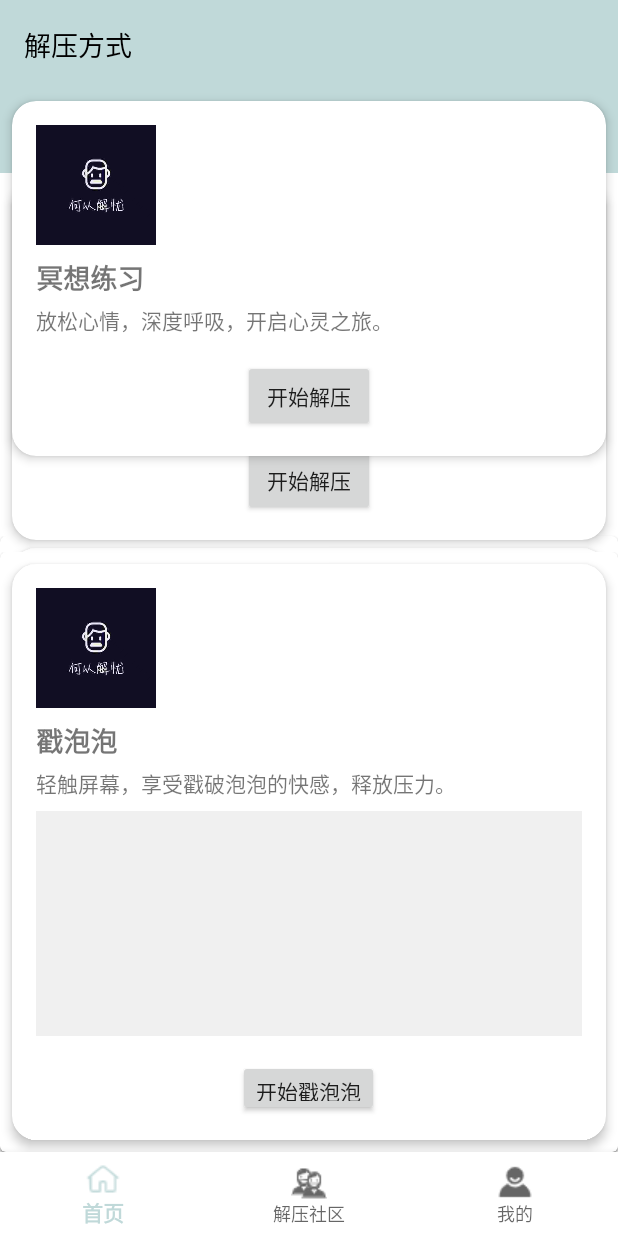
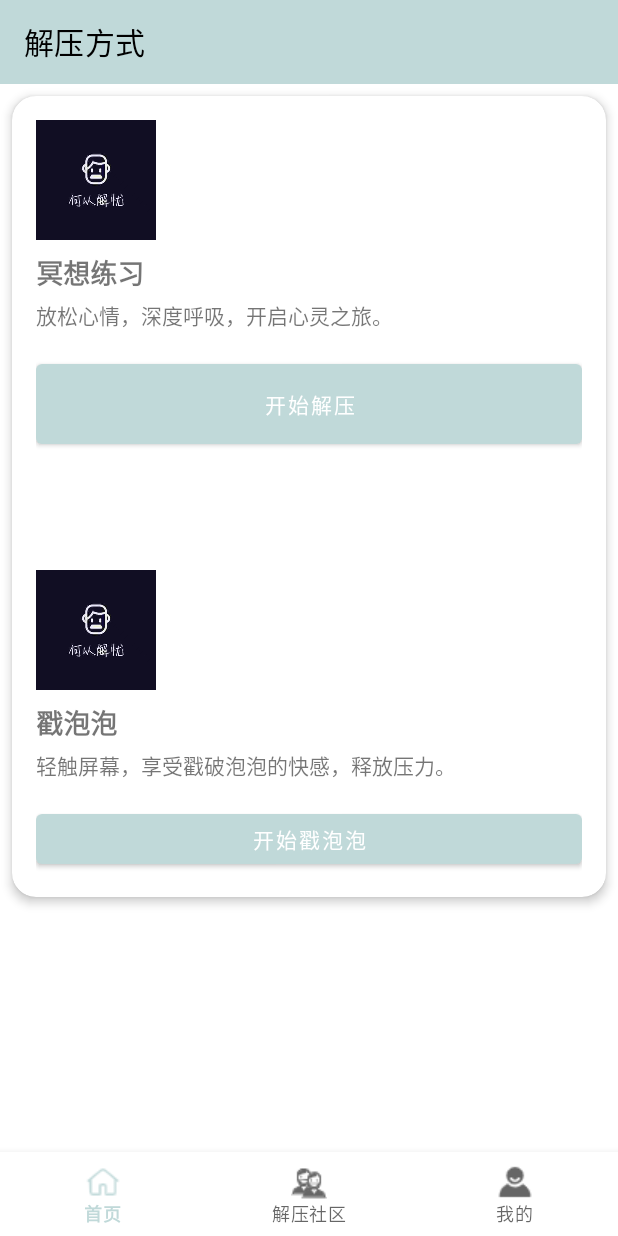
Before and after one commit to Soeasy521/decompression, an Android app: the HomeFragment screen opened directly, with no data from a screen before it, on a phone screen of 412 x 824 dp. Run offline under Robolectric (Android 15) with nearby library versions, the phone set to English and light mode, and no system bars.

Commit message:
登录注册已对接数据库，首页已整理

```diff
--- a/app/src/main/java/fragment/MineFragment.java
+++ b/app/src/main/java/fragment/MineFragment.java
@@ -38,7 +38,7 @@ public class MineFragment<UserInfo> extends Fragment {
         tv_username = rootView.findViewById(R.id.tv_username);
         tv_nickname = rootView.findViewById(R.id.tv_nickname);
         tv_update_pwd = rootView.findViewById(R.id.tv_update_pwd);
-        tv_system_notices = rootView.findViewById(R.id.tv_system_notices);
+        tv_system_notices = rootView.findViewById(R.id.tv_system_notice);
         tv_privacy_policy = rootView.findViewById(R.id.tv_privacy_policy);
         tv_about_app = rootView.findViewById(R.id.tv_about_app);
         tv_help = rootView.findViewById(R.id.tv_help);
--- a/app/src/main/res/layout/activity_main.xml
+++ b/app/src/main/res/layout/activity_main.xml
@@ -6,30 +6,13 @@
     android:layout_height="match_parent"
     tools:context=".MainActivity">
 
-    <!-- 新增的解压方式文本框 -->
-    <TextView
-        android:id="@+id/unzipMethodTextView"
-        android:layout_width="match_parent"
-        android:layout_height="wrap_content"
-        android:layout_alignParentTop="true"
-        android:layout_centerHorizontal="true"
-        android:text="解压方式"
-        android:textSize="18sp"
-        android:textColor="@color/black"
-        android:padding="16dp"
-        android:background="@color/blue2"/>
 
     <FrameLayout
         android:id="@+id/content"
         android:layout_width="match_parent"
         android:layout_height="match_parent"
-        android:layout_above="@+id/bottomNavigationView"
-        android:layout_below="@id/unzipMethodTextView"
-        android:background="#FFFFFF" >
+        android:background="#FFFFFF">
 
-        <include layout="@layout/activity_pop_bubbles" />
-
-        <include layout="@layout/activity_meditation_bubble" />
     </FrameLayout>
 
     <com.google.android.material.bottomnavigation.BottomNavigationView
--- a/app/src/main/res/layout/activity_meditation_bubble.xml
+++ /dev/null
@@ -1,52 +0,0 @@
-<!-- res/layout/activity_meditation_bubble.xml -->
-<com.google.android.material.card.MaterialCardView xmlns:android="http://schemas.android.com/apk/res/android"
-    xmlns:app="http://schemas.android.com/apk/res-auto"
-    android:layout_width="match_parent"
-    android:layout_height="wrap_content"
-    android:layout_margin="8dp"
-    app:cardCornerRadius="16dp"
-    app:cardElevation="4dp">
-
-    <LinearLayout
-        android:layout_width="match_parent"
-        android:layout_height="wrap_content"
-        android:orientation="vertical"
-        android:padding="16dp">
-
-        <ImageView
-            android:id="@+id/imageViewActivityIcon"
-            android:layout_width="80dp"
-            android:layout_height="80dp"
-            android:src="@drawable/logo" /> <!-- 使用代表冥想或泡泡的图标 -->
-
-        <TextView
-            android:id="@+id/textViewActivityTitle"
-            android:layout_width="wrap_content"
-            android:layout_height="wrap_content"
-            android:layout_marginTop="8dp"
-            android:text="冥想练习"
-            android:textSize="18sp"
-            android:textStyle="bold" />
-
-        <TextView
-            android:id="@+id/textViewActivityDescription"
-            android:layout_width="wrap_content"
-            android:layout_height="wrap_content"
-            android:text="放松心情，深度呼吸，开启心灵之旅。"
-            android:textSize="14sp"
-            android:layout_marginTop="4dp"/>
-
-        <!-- 可以添加更多代表活动特点的UI元素，例如进度条、动画等 -->
-
-        <!-- 可以添加更多代表活动特点的UI元素，例如进度条、动画等 -->
-
-        <Button
-            android:id="@+id/buttonStartActivity"
-            android:layout_width="wrap_content"
-            android:layout_height="wrap_content"
-            android:layout_gravity="center_horizontal"
-            android:layout_marginTop="16dp"
-            android:text="开始解压" />
-
-    </LinearLayout>
-</com.google.android.material.card.MaterialCardView>
--- a/app/src/main/res/layout/activity_pop_bubbles.xml
+++ /dev/null
@@ -1,83 +0,0 @@
-<!-- res/layout/activity_pop_bubbles.xml -->
-<androidx.constraintlayout.widget.ConstraintLayout
-    xmlns:android="http://schemas.android.com/apk/res/android"
-    xmlns:app="http://schemas.android.com/apk/res-auto"
-    android:layout_width="match_parent"
-    android:layout_height="match_parent">
-
-    <!-- 其他布局内容 -->
-
-    <com.google.android.material.card.MaterialCardView
-        android:id="@+id/bottomCardView"
-        android:layout_width="0dp"
-        android:layout_height="wrap_content"
-        app:layout_constraintBottom_toBottomOf="parent"
-        app:layout_constraintEnd_toEndOf="parent"
-        app:layout_constraintStart_toStartOf="parent">
-
-        <com.google.android.material.card.MaterialCardView xmlns:android="http://schemas.android.com/apk/res/android"
-            xmlns:app="http://schemas.android.com/apk/res-auto"
-            android:layout_width="match_parent"
-            android:layout_height="wrap_content"
-            android:layout_margin="8dp"
-            app:cardCornerRadius="16dp"
-            app:cardElevation="4dp">
-
-            <LinearLayout
-                android:layout_width="match_parent"
-                android:layout_height="wrap_content"
-                android:orientation="vertical"
-                android:padding="16dp">
-
-                <ImageView
-                    android:id="@+id/imageViewBubbleIcon"
-                    android:layout_width="80dp"
-                    android:layout_height="80dp"
-                    android:src="@drawable/logo" /> <!-- 使用代表戳泡泡的图标 -->
-
-                <TextView
-                    android:id="@+id/textViewBubbleTitle"
-                    android:layout_width="wrap_content"
-                    android:layout_height="wrap_content"
-                    android:layout_marginTop="8dp"
-                    android:text="戳泡泡"
-                    android:textSize="18sp"
-                    android:textStyle="bold" />
-
-                <TextView
-                    android:id="@+id/textViewBubbleDescription"
-                    android:layout_width="wrap_content"
-                    android:layout_height="wrap_content"
-                    android:text="轻触屏幕，享受戳破泡泡的快感，释放压力。"
-                    android:textSize="14sp"
-                    android:layout_marginTop="4dp"/>
-
-                <!-- 为了增加趣味性，可以考虑加入一个小的预览区域模拟泡泡被戳破的效果 -->
-                <FrameLayout
-                    android:id="@+id/frameLayoutBubblePreview"
-                    android:layout_width="match_parent"
-                    android:layout_height="150dp"
-                    android:background="#f0f0f0"
-                    android:clickable="true"
-                    android:focusable="true"
-                    android:foreground="?attr/selectableItemBackgroundBorderless"
-                    android:layout_marginTop="8dp">
-
-                    <!-- 这里可以放置一个简单的动画或者通过代码动态添加模拟泡泡的View -->
-
-                </FrameLayout>
-
-                <Button
-                    android:id="@+id/buttonStartPopBubbles"
-                    android:layout_width="wrap_content"
-                    android:layout_height="wrap_content"
-                    android:layout_gravity="center_horizontal"
-                    android:layout_marginTop="16dp"
-                    android:text="开始戳泡泡" />
-
-            </LinearLayout>
-        </com.google.android.material.card.MaterialCardView>
-
-    </com.google.android.material.card.MaterialCardView>
-
-</androidx.constraintlayout.widget.ConstraintLayout>
--- /dev/null
+++ b/app/src/main/res/layout/activity_relieve_stress.xml
@@ -0,0 +1,98 @@
+<!-- res/layout/activity_meditation_bubble.xml -->
+<com.google.android.material.card.MaterialCardView xmlns:android="http://schemas.android.com/apk/res/android"
+    xmlns:app="http://schemas.android.com/apk/res-auto"
+    android:layout_width="match_parent"
+    android:layout_height="wrap_content"
+    xmlns:tools="http://schemas.android.com/tools"
+    android:layout_margin="8dp"
+    app:cardCornerRadius="16dp"
+    app:cardElevation="4dp">
+
+    <LinearLayout
+        android:layout_width="match_parent"
+        android:layout_height="match_parent"
+        android:orientation="vertical"
+        android:padding="16dp">
+
+        <ImageView
+            android:id="@+id/imageViewActivityIcon"
+            android:layout_width="80dp"
+            android:layout_height="80dp"
+            android:src="@drawable/logo" /> <!-- 使用代表冥想或泡泡的图标 -->
+
+        <TextView
+            android:id="@+id/textViewActivityTitle"
+            android:layout_width="wrap_content"
+            android:layout_height="wrap_content"
+            android:layout_marginTop="8dp"
+            android:text="冥想练习"
+            android:textSize="18sp"
+            android:textStyle="bold" />
+
+        <TextView
+            android:id="@+id/textViewActivityDescription"
+            android:layout_width="wrap_content"
+            android:layout_height="wrap_content"
+            android:layout_marginTop="4dp"
+            android:text="放松心情，深度呼吸，开启心灵之旅。"
+            android:textSize="14sp" />
+
+        <!-- 可以添加更多代表活动特点的UI元素，例如进度条、动画等 -->
+
+        <!-- 可以添加更多代表活动特点的UI元素，例如进度条、动画等 -->
+
+        <Button
+            android:id="@+id/buttonStartActivity"
+            android:layout_width="match_parent"
+            android:layout_height="65dp"
+            android:layout_gravity="center_horizontal"
+            android:layout_marginTop="16dp"
+            android:text="开始解压" />
+
+    </LinearLayout>
+
+
+    <LinearLayout
+        android:layout_marginTop="300dp"
+        android:layout_width="match_parent"
+        android:layout_height="234dp"
+        android:orientation="vertical"
+        android:padding="16dp">
+
+        <!-- 使用代表戳泡泡的图标 -->
+
+        <ImageView
+            android:id="@+id/imageViewBubbleIcon"
+            android:layout_width="80dp"
+            android:layout_height="80dp"
+            android:src="@drawable/logo" />
+
+        <TextView
+            android:id="@+id/textViewBubbleTitle"
+            android:layout_width="wrap_content"
+            android:layout_height="wrap_content"
+            android:layout_marginTop="8dp"
+            android:text="戳泡泡"
+            android:textSize="18sp"
+            android:textStyle="bold" />
+
+        <TextView
+            android:id="@+id/textViewBubbleDescription"
+            android:layout_width="wrap_content"
+            android:layout_height="wrap_content"
+            android:layout_marginTop="4dp"
+            android:text="轻触屏幕，享受戳破泡泡的快感，释放压力。"
+            android:textSize="14sp" />
+
+        <!-- 为了增加趣味性，可以考虑加入一个小的预览区域模拟泡泡被戳破的效果 -->
+
+        <Button
+            android:id="@+id/buttonStartPopBubbles"
+            android:layout_width="match_parent"
+            android:layout_height="match_parent"
+            android:layout_gravity="center_horizontal"
+            android:layout_marginTop="16dp"
+            android:text="开始戳泡泡" />
+
+    </LinearLayout>
+</com.google.android.material.card.MaterialCardView>
--- a/app/src/main/res/layout/fragment_home.xml
+++ b/app/src/main/res/layout/fragment_home.xml
@@ -11,11 +11,9 @@
         android:layout_width="match_parent"
         android:layout_height="wrap_content"
         android:background="#C0D9D9"
-        app:title="首页"
+        app:title="解压方式"
         app:titleTextColor="#FF000000" />
 
-    <include layout="@layout/activity_meditation_bubble"/>
-
-    <include layout="@layout/activity_pop_bubbles" />
+    <include layout="@layout/activity_relieve_stress"/>
 
 </androidx.appcompat.widget.LinearLayoutCompat>
--- a/app/src/main/res/values/ids.xml
+++ b/app/src/main/res/values/ids.xml
@@ -1,6 +1,6 @@
 <?xml version="1.0" encoding="utf-8"?>
 <resources>
-    <item name="bottomNavigationView" type="id">bottomNavigationView</item>
+    <item name="bottomNavigationView" type="id" />
     <item name="tv_system_notices" type="id" />
     <item name="tv_help_feedback" type="id" />
     <item name="app_description" type="id" />
--- a/app/src/main/res/values/themes.xml
+++ b/app/src/main/res/values/themes.xml
@@ -1,6 +1,7 @@
 <resources xmlns:tools="http://schemas.android.com/tools">
     <!-- Base application theme. -->
-    <style name="Theme.Decompression" parent="Theme.AppCompat.Light.NoActionBar">
+<!--    <style name="Theme.Decompression" parent="Theme.AppCompat.Light.NoActionBar">-->
+    <style name="Theme.Decompression" parent="Theme.MaterialComponents.Light.NoActionBar">
         <!-- Primary brand color. -->
         <item name="colorPrimary">@color/blue2</item>
         <item name="colorPrimaryDark">@color/blue2</item>
--- a/gradle.properties
+++ b/gradle.properties
@@ -17,3 +17,5 @@ org.gradle.jvmargs=-Xmx2048m -Dfile.encoding=UTF-8
 android.nonTransitiveRClass=true
 android.useAndroidX=true
 android.enableJetifier=true
+android.defaults.buildfeatures.buildconfig=true
+android.nonFinalResIds=false
```
Also changed, not shown: app/build.gradle (+7 -8 lines), app/src/main/java/com/example/decompression/LoginActivity.java (+9 -8 lines), app/src/main/java/com/example/decompression/RegisterActivity.java (+12 -14 lines), app/src/main/java/com/example/mysql/DBUtils.java (+57 -85 lines), app/src/main/res/layout/fragment_mine.xml (+7 -7 lines), gradle/wrapper/gradle-wrapper.properties.
